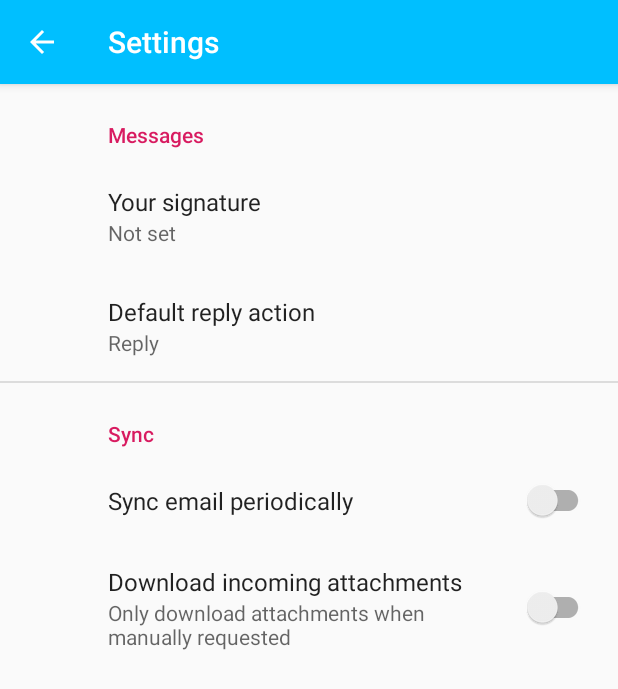
After one commit to zieto/eregister-mobile, an Android app: the SettingsActivity screen opened directly, with no data from a screen before it, on a phone screen of 412 x 824 dp. The commit adds this screen. Shown: the top 689 px of the screen. Run offline under Robolectric (Android 15) with nearby library versions, the phone set to English and light mode, and no system bars; our stand-ins replace androidx.preference.

Commit message:
added settingsactivity, and added viewprofile to menu layout

```diff
--- /dev/null
+++ b/app/src/main/java/com/umk/apka/SettingsActivity.java
@@ -0,0 +1,31 @@
+package com.umk.apka;
+
+import android.os.Bundle;
+
+import androidx.appcompat.app.ActionBar;
+import androidx.appcompat.app.AppCompatActivity;
+import androidx.preference.PreferenceFragmentCompat;
+
+public class SettingsActivity extends AppCompatActivity {
+
+    @Override
+    protected void onCreate(Bundle savedInstanceState) {
+        super.onCreate(savedInstanceState);
+        setContentView(R.layout.settings_activity);
+        getSupportFragmentManager()
+                .beginTransaction()
+                .replace(R.id.settings, new SettingsFragment())
+                .commit();
+        ActionBar actionBar = getSupportActionBar();
+        if (actionBar != null) {
+            actionBar.setDisplayHomeAsUpEnabled(true);
+        }
+    }
+
+    public static class SettingsFragment extends PreferenceFragmentCompat {
+        @Override
+        public void onCreatePreferences(Bundle savedInstanceState, String rootKey) {
+            setPreferencesFromResource(R.xml.root_preferences, rootKey);
+        }
+    }
+}
--- a/app/src/main/res/layout/activity_menu.xml
+++ b/app/src/main/res/layout/activity_menu.xml
@@ -170,12 +170,12 @@
                     android:layout_width="wrap_content"
                     android:layout_height="wrap_content"
                     android:layout_gravity="center_horizontal"
-                    android:src="@drawable/placeholder" />
+                    android:src="@drawable/user" />
 
                 <TextView
                     android:layout_width="wrap_content"
                     android:layout_height="wrap_content"
-                    android:text="placeholder"
+                    android:text="Profil"
                     android:textAlignment="center"
                     android:textColor="@android:color/black"
                     android:textSize="18sp"
--- /dev/null
+++ b/app/src/main/res/layout/settings_activity.xml
@@ -0,0 +1,9 @@
+<LinearLayout xmlns:android="http://schemas.android.com/apk/res/android"
+    android:layout_width="match_parent"
+    android:layout_height="match_parent">
+
+    <FrameLayout
+        android:id="@+id/settings"
+        android:layout_width="match_parent"
+        android:layout_height="match_parent" />
+</LinearLayout>
```
Also changed, not shown: app/src/main/AndroidManifest.xml (+6 -3 lines), app/src/main/java/com/umk/apka/Menu.java (+17 -2 lines), app/src/main/res/drawable/user.png (added).
